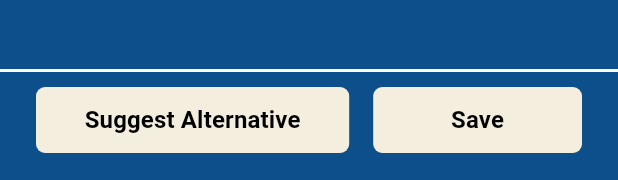
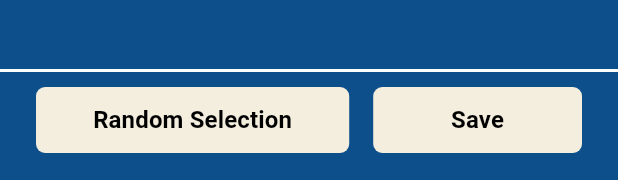
Before and after one commit to Begumdmrdv/vibescape_app, a Flutter app: the _VibeBottomNavBar widget shown alone on an empty page, opened directly, after a tap on "Home", after a tap on "Happy", on a phone screen of 412 x 824 dp. Shown: the part 1053-1233 px from the top of the screen. Run offline on Flutter 3.47's test engine with Material 3 defaults, Android fonts, the phone set to English and light mode, and no system bars; drawn by our look-alikes of google_maps_flutter; our stand-ins replace firebase_auth, firebase_core, geolocator, google_sign_in, image_picker, shared_preferences; accounts and stored records are empty; Roboto replaces fonts that are missing (Times New Roman).

Commit message:
changes continue..

```diff
--- a/lib/screens/map_screen.dart
+++ b/lib/screens/map_screen.dart
@@ -737,7 +737,7 @@ class _VibeBottomNavBar extends StatelessWidget {
                 ),
                 onPressed: onSuggestAlternative,
                 child: const Text(
-                  'Suggest Alternative',
+                  'Random Selection',
                   style: buttonTextStyle,
                   textAlign: TextAlign.center,
                 ),
--- a/lib/screens/mood_screen.dart
+++ b/lib/screens/mood_screen.dart
@@ -337,7 +337,7 @@ class _VibeBottomNavBar extends StatelessWidget {
                     ),
                   ),
                   const SizedBox(height: 4),
-                  Text('Plans', style: labelStyle(1)),
+                  Text('Visits', style: labelStyle(1)),
                 ],
               ),
             ),
```
